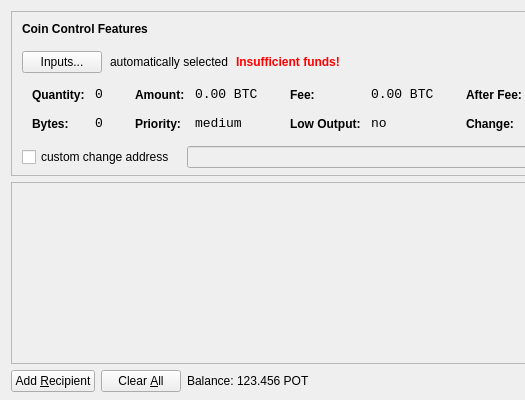
potcoin/Potcoin, file src/qt/forms/sendcoinsdialog.ui: the form before one commit; both pictures show x 0 to 525 and y 0 to 400 of the 850 by 400 pixel window.
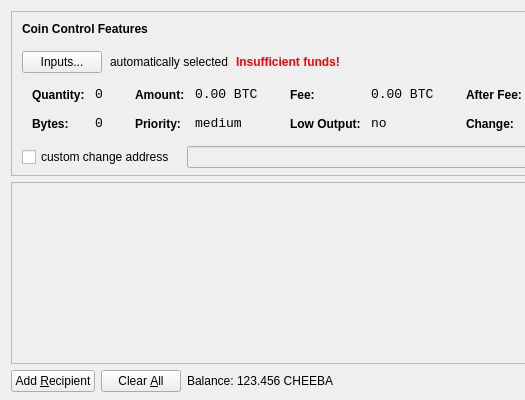
The form after the commit. Icons and pictures are not drawn.

Diff of the .ui file:
```diff
--- a/src/qt/forms/sendcoinsdialog.ui
+++ b/src/qt/forms/sendcoinsdialog.ui
@@ -720,7 +720,7 @@
           <cursorShape>IBeamCursor</cursorShape>
          </property>
          <property name="text">
-          <string>123.456 POT</string>
+          <string>123.456 CHEEBA</string>
          </property>
          <property name="textInteractionFlags">
           <set>Qt::LinksAccessibleByMouse|Qt::TextSelectableByKeyboard|Qt::TextSelectableByMouse</set>
```
